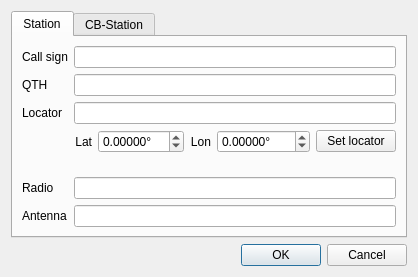
First picture: the form in DragonLog_Settings.ui, repository gitandy/DragonLog, before the edit.
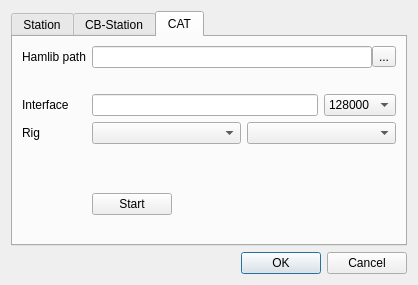
Second picture: the form after the edit. The open tabs and pages were chosen to show the change.

Commit message: Integration of hamlib and automated QSO infos band, freq, mode, power

The edit to the form file:
```diff
--- a/DragonLog_Settings.ui
+++ b/DragonLog_Settings.ui
@@ -7,7 +7,7 @@
     <x>0</x>
     <y>0</y>
     <width>414</width>
-    <height>277</height>
+    <height>285</height>
    </rect>
   </property>
   <property name="windowTitle">
@@ -235,6 +235,207 @@
        </item>
       </layout>
      </widget>
+     <widget class="QWidget" name="tab">
+      <attribute name="title">
+       <string>CAT</string>
+      </attribute>
+      <layout class="QFormLayout" name="formLayout_3">
+       <item row="1" column="0">
+        <widget class="QLabel" name="label_2">
+         <property name="text">
+          <string>Hamlib path</string>
+         </property>
+        </widget>
+       </item>
+       <item row="1" column="1">
+        <layout class="QHBoxLayout" name="horizontalLayout_2">
+         <property name="spacing">
+          <number>0</number>
+         </property>
+         <item>
+          <widget class="QLineEdit" name="hamlibPathLineEdit">
+           <property name="readOnly">
+            <bool>true</bool>
+           </property>
+          </widget>
+         </item>
+         <item>
+          <widget class="QToolButton" name="hamlibPathToolButton">
+           <property name="text">
+            <string>...</string>
+           </property>
+          </widget>
+         </item>
+        </layout>
+       </item>
+       <item row="5" column="0">
+        <widget class="QLabel" name="label_13">
+         <property name="text">
+          <string>Rig</string>
+         </property>
+        </widget>
+       </item>
+       <item row="5" column="1">
+        <layout class="QHBoxLayout" name="horizontalLayout_3">
+         <item>
+          <widget class="QComboBox" name="manufacturerComboBox"/>
+         </item>
+         <item>
+          <widget class="QComboBox" name="modelComboBox"/>
+         </item>
+        </layout>
+       </item>
+       <item row="6" column="1">
+        <spacer name="verticalSpacer_3">
+         <property name="orientation">
+          <enum>Qt::Vertical</enum>
+         </property>
+         <property name="sizeHint" stdset="0">
+          <size>
+           <width>20</width>
+           <height>40</height>
+          </size>
+         </property>
+        </spacer>
+       </item>
+       <item row="7" column="1">
+        <layout class="QHBoxLayout" name="horizontalLayout_4">
+         <item>
+          <widget class="QPushButton" name="ctrlRigctldPushButton">
+           <property name="text">
+            <string>Start</string>
+           </property>
+           <property name="checkable">
+            <bool>true</bool>
+           </property>
+          </widget>
+         </item>
+         <item>
+          <spacer name="horizontalSpacer_2">
+           <property name="orientation">
+            <enum>Qt::Horizontal</enum>
+           </property>
+           <property name="sizeHint" stdset="0">
+            <size>
+             <width>40</width>
+             <height>20</height>
+            </size>
+           </property>
+          </spacer>
+         </item>
+        </layout>
+       </item>
+       <item row="2" column="1">
+        <widget class="QLabel" name="checkHamlibLabel">
+         <property name="palette">
+          <palette>
+           <active>
+            <colorrole role="WindowText">
+             <brush brushstyle="SolidPattern">
+              <color alpha="255">
+               <red>255</red>
+               <green>0</green>
+               <blue>0</blue>
+              </color>
+             </brush>
+            </colorrole>
+           </active>
+           <inactive>
+            <colorrole role="WindowText">
+             <brush brushstyle="SolidPattern">
+              <color alpha="255">
+               <red>255</red>
+               <green>0</green>
+               <blue>0</blue>
+              </color>
+             </brush>
+            </colorrole>
+           </inactive>
+           <disabled/>
+          </palette>
+         </property>
+         <property name="text">
+          <string/>
+         </property>
+        </widget>
+       </item>
+       <item row="3" column="1">
+        <layout class="QHBoxLayout" name="horizontalLayout_5">
+         <item>
+          <widget class="QLineEdit" name="catInterfaceLineEdit"/>
+         </item>
+         <item>
+          <widget class="QComboBox" name="catBaudComboBox">
+           <item>
+            <property name="text">
+             <string>128000</string>
+            </property>
+           </item>
+           <item>
+            <property name="text">
+             <string>115200</string>
+            </property>
+           </item>
+           <item>
+            <property name="text">
+             <string>57600</string>
+            </property>
+           </item>
+           <item>
+            <property name="text">
+             <string>38400</string>
+            </property>
+           </item>
+           <item>
+            <property name="text">
+             <string>19200</string>
+            </property>
+           </item>
+           <item>
+            <property name="text">
+             <string>14400</string>
+            </property>
+           </item>
+           <item>
+            <property name="text">
+             <string>9600</string>
+            </property>
+           </item>
+           <item>
+            <property name="text">
+             <string>4800</string>
+            </property>
+           </item>
+           <item>
+            <property name="text">
+             <string>2400</string>
+            </property>
+           </item>
+           <item>
+            <property name="text">
+             <string>1200</string>
+            </property>
+           </item>
+          </widget>
+         </item>
+        </layout>
+       </item>
+       <item row="3" column="0">
+        <widget class="QLabel" name="label_12">
+         <property name="text">
+          <string>Interface</string>
+         </property>
+        </widget>
+       </item>
+       <item row="8" column="1">
+        <widget class="QLabel" name="checkHamlibRunLabel">
+         <property name="text">
+          <string/>
+         </property>
+        </widget>
+       </item>
+      </layout>
+     </widget>
     </widget>
    </item>
    <item>
```
Left out of the diff: 51 changed lines with no effect on the pictures. The commit also changes 2 other files.
